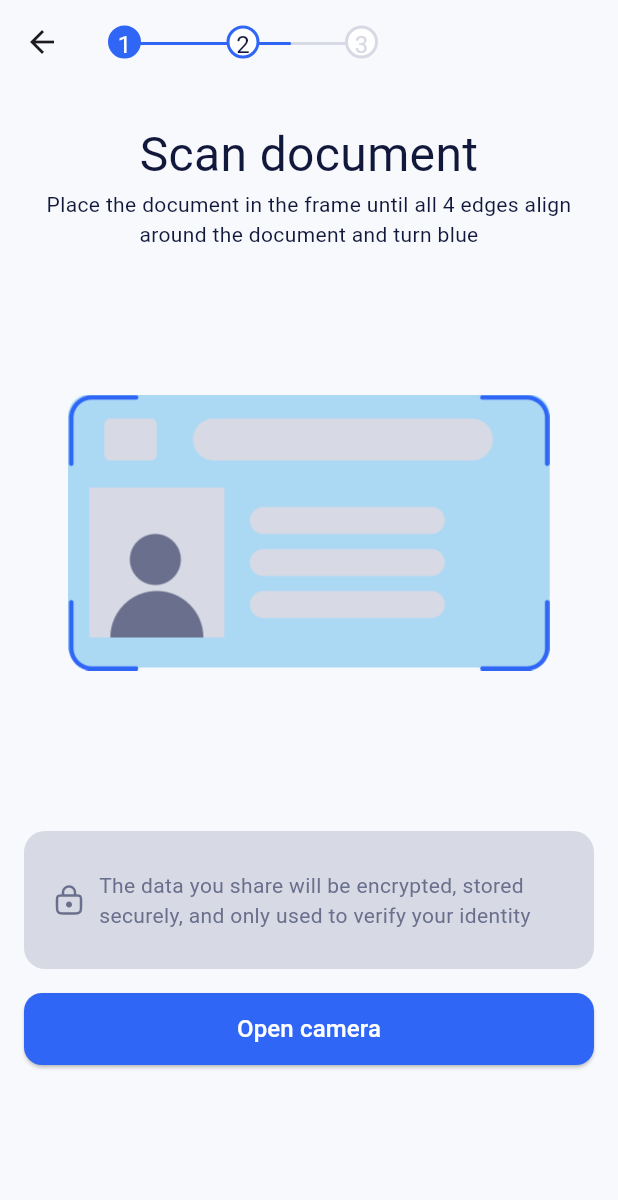
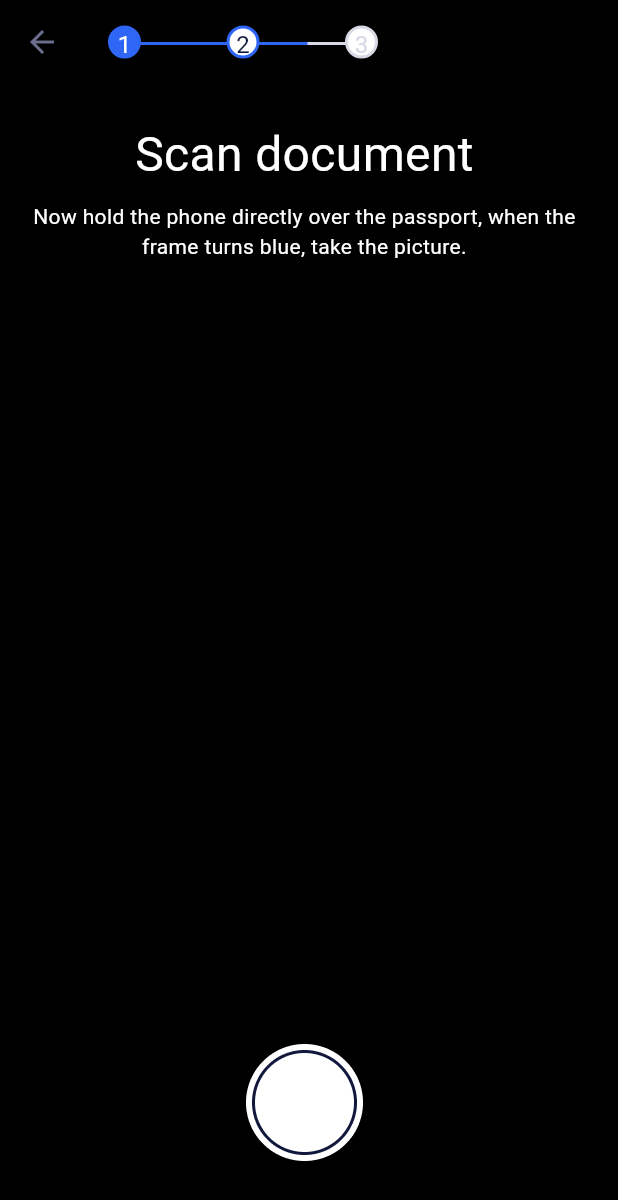
Before and after one commit to bai-93/binanceApp, a Flutter app: the screen it shows after launch, on a phone screen of 412 x 824 dp. Shown: the top 1200 px of the screen. Run offline on Flutter 3.47's test engine with Material 3 defaults, Android fonts, the phone set to English and light mode, and no system bars; our stand-ins replace adaptive_theme, bloc, dio, equatable, flutter_bloc, get_it and 6 more; generated files the repository leaves out were written again.

Commit message:
added mask to scan documents

```diff
--- a/lib/config/route/router.dart
+++ b/lib/config/route/router.dart
@@ -8,6 +8,7 @@ import 'package:sheker/presentation/pages/login_page/signUp/account_creation_ver
 import 'package:sheker/presentation/pages/login_page/signUp/add_mail.dart';
 import 'package:sheker/presentation/pages/login_page/signUp/letter_send.dart';
 import 'package:sheker/presentation/pages/login_page/signUp/otp/otp.dart';
+import 'package:sheker/presentation/pages/login_page/signUp/scan_documents/take_photo_verification/take_photo_verification.dart';
 import 'package:sheker/presentation/pages/login_page/signUp/submit_documents/submit_documents.dart';
 import 'package:sheker/presentation/pages/onboarding/onboarding.dart';
 import 'package:sheker/presentation/pages/tab_bar/main_part/main_menu_tabBar.dart';
@@ -31,7 +32,7 @@ class AppRouter {
 
   GoRouter configRouter() {
     GoRouter goRouter = GoRouter(
-      initialLocation: '/sign_up/scan_documents',
+      initialLocation: '/sign_up/take_photo_verification',
       navigatorKey: _rootNavigatorKey,
       routes: [
         GoRoute(
@@ -91,6 +92,12 @@ class AppRouter {
                 path: 'scan_documents',
                 builder: (context, state) {
                   return const ScanDocuments();
+                },
+              ),
+              GoRoute(
+                path: 'take_photo_verification',
+                builder: (context, state) {
+                  return const TakePhotoVerification();
                 },
               )
             ]),
--- /dev/null
+++ b/lib/presentation/pages/login_page/signUp/scan_documents/take_photo_verification/take_photo_verification.dart
@@ -0,0 +1,109 @@
+import 'package:flutter/material.dart';
+import 'package:sheker/config/base_widgets/base_statefull.dart';
+import 'package:sheker/config/base_widgets/base_stateless.dart';
+import 'package:sheker/config/base_widgets/base_verification/base_verification_camera.dart';
+import 'package:sheker/uicomponent/camera_mask.dart';
+import 'package:sheker/uicomponent/verification_step.dart';
+import 'package:sheker/utilities/app_colors.dart';
+
+class TakePhotoVerification extends BaseScreen {
+  const TakePhotoVerification({super.key});
+
+  @override
+  State<TakePhotoVerification> createState() => _TakePhotoVerificationState();
+}
+
+class _TakePhotoVerificationState extends BaseScreenState<TakePhotoVerification>
+    with BaseScreenVerificationMixin {
+  @override
+  AppBar? typeAppbar({AppbarType type = AppbarType.none}) {
+    return super.typeAppbar(type: AppbarType.custom);
+  }
+
+  @override
+  AppBar customAppbar() {
+    return AppBar(
+      leading: BackButton(color: AppColors.secondary),
+      clipBehavior: Clip.hardEdge,
+      surfaceTintColor: Colors.transparent,
+      backgroundColor: Colors.transparent,
+      title: VerificationStep(
+        0.65,
+        0.8,
+      ),
+    );
+  }
+
+  @override
+  Widget cameraLayer() {
+    return Stack(children: [
+      Container(
+        color: Colors.black,
+        width: sizeOfScreen().width,
+        height: sizeOfScreen().height,
+      ),
+      ClipPath(
+        clipper: CustomCameraShapeMaskClipper(),
+        child: Container(
+          color: AppColors.cameraBackgroundColor,
+          width: sizeOfScreen().width,
+          height: sizeOfScreen().height,
+        ),
+      ),
+    ]);
+  }
+
+  @override
+  Widget body() {
+    return Container(
+      height: sizeOfScreen().height,
+      width: sizeOfScreen().width,
+      child: Padding(
+        padding: const EdgeInsets.only(left: 13.0, right: 19.0),
+        child: Column(
+          children: [
+            const SizedBox(
+              height: 24.0,
+            ),
+            Center(
+              child: Text(
+                'Scan document',
+                textAlign: TextAlign.center,
+                style: TextStyle(color: AppColors.surface, fontSize: 32.0),
+              ),
+            ),
+            const SizedBox(
+              height: 8.0,
+            ),
+            Text(
+              'Now hold the phone directly over the passport, when the frame turns blue, take the picture.',
+              softWrap: true,
+              textAlign: TextAlign.center,
+              style: TextStyle(color: AppColors.surface, fontSize: 14.0),
+            ),
+            const Spacer(),
+            Align(
+              alignment: Alignment.bottomCenter,
+              child: GestureDetector(
+                onTap: () {
+                  debugPrint("shot button");
+                },
+                child: SizedBox(
+                  height: 78.0,
+                  width: 78.0,
+                  child: Image.asset(
+                    'lib/images/login/signup/photo_button.png',
+                    fit: BoxFit.contain,
+                  ),
+                ),
+              ),
+            ),
+            const SizedBox(
+              height: 50.0,
+            )
+          ],
+        ),
+      ),
+    );
+  }
+}
--- /dev/null
+++ b/lib/uicomponent/camera_mask.dart
@@ -0,0 +1,23 @@
+import 'package:flutter/material.dart';
+
+// left 16, right 17, height 298
+class CustomCameraShapeMaskClipper extends CustomClipper<Path> {
+  @override
+  Path getClip(Size size) {
+    Path entirePath = Path()
+      ..addRect(Rect.fromLTWH(0.0, 0.0, size.width, size.height));
+    Path innerPath = Path()
+      ..addRRect(RRect.fromRectXY(
+          Rect.fromLTWH(17.0, size.height * 0.34, size.width - 33.0, 298.0),
+          10.0,
+          10.0));
+    Path basePath =
+        Path.combine(PathOperation.difference, entirePath, innerPath);
+    return basePath;
+  }
+
+  @override
+  bool shouldReclip(covariant CustomClipper<Path> oldClipper) {
+    return true;
+  }
+}
--- a/lib/utilities/app_colors.dart
+++ b/lib/utilities/app_colors.dart
@@ -9,4 +9,5 @@ class AppColors {
   static Color otline = '#D7D9E4'.toColor();
   static Color surface = '#FFFFFF'.toColor();
   static Color internalShadow = Colors.black.withOpacity(0.2);
+  static Color cameraBackgroundColor = Colors.black.withOpacity(0.2);
 }
--- a/pubspec.yaml
+++ b/pubspec.yaml
@@ -49,6 +49,7 @@ dependencies:
   intl: ^0.18.1
   go_router: ^12.1.1
   local_auth: ^2.1.8
+  camera: ^0.10.5+9
 
 dev_dependencies:
   flutter_test:
```
Also changed, not shown: lib/config/base_widgets/base_verification/base_verification_camera.dart (added, +121 -0 lines), lib/images/login/signup/1.5x/photo_button.png (added), lib/images/login/signup/2.0x/photo_button.png (added), lib/images/login/signup/3.0x/photo_button.png (added), lib/images/login/signup/photo_button.png (added), pubspec.lock, 1 other file.
